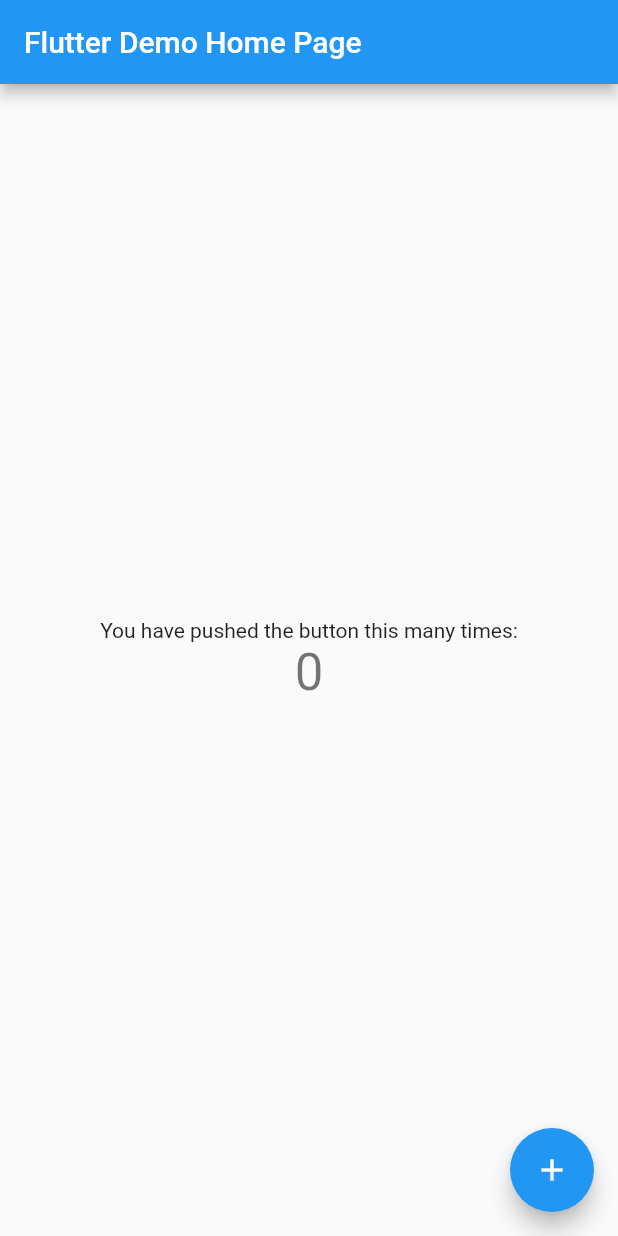
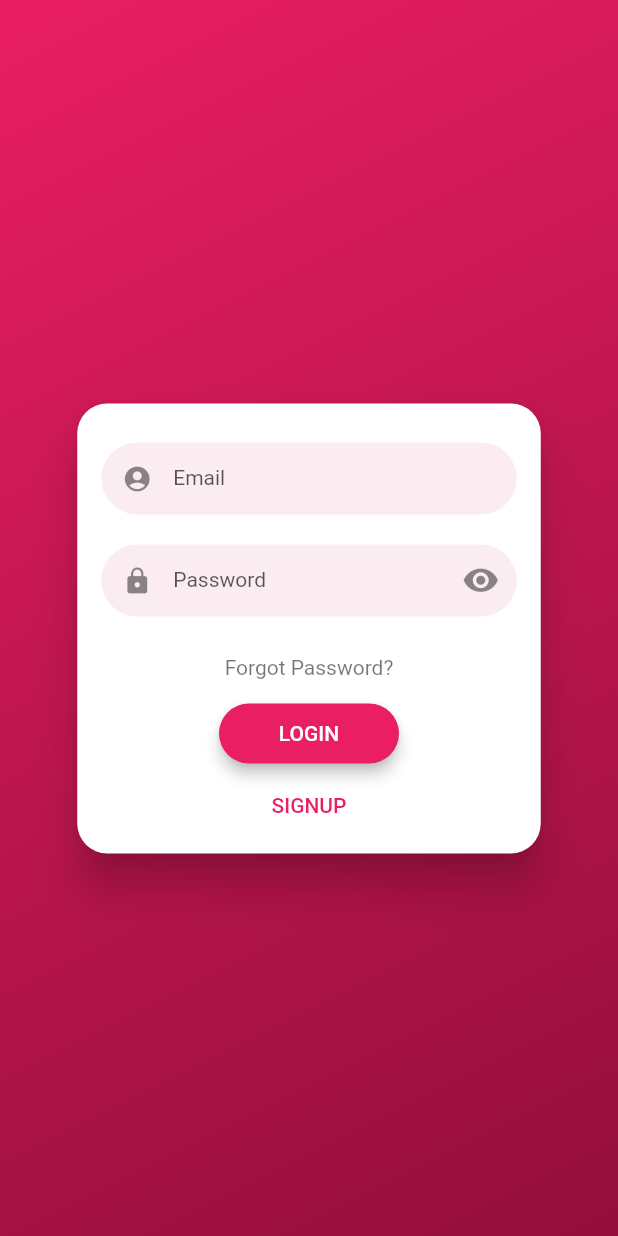
Before and after one commit to savss624/SafeLink, a Flutter app: the screen it shows after launch, on a phone screen of 412 x 824 dp. Run offline on Flutter 3.47's test engine with Material 2 defaults, Android fonts, the phone set to English and light mode, and no system bars; drawn by our look-alikes of flutter_login; our stand-ins replace firebase_auth, firebase_core, flare_flutter, fluttertoast, hexcolor, shared_preferences; accounts and stored records are empty; Roboto replaces fonts that are missing (Fredoka One).

Commit message:
Firebase Login

```diff
--- /dev/null
+++ b/lib/authentication.dart
@@ -0,0 +1,163 @@
+import 'package:flutter/cupertino.dart';
+import 'package:flutter/material.dart';
+import 'package:flutter_login/flutter_login.dart';
+import 'package:flare_flutter/flare_actor.dart';
+import 'package:flutter/scheduler.dart' show timeDilation;
+import 'package:fluttertoast/fluttertoast.dart';
+import 'package:firebase_auth/firebase_auth.dart';
+import 'package:hexcolor/hexcolor.dart';
+import 'package:shared_preferences/shared_preferences.dart';
+import 'HomePage.dart';
+
+String email = '';
+
+class Authentication extends StatefulWidget {
+  @override
+  _AuthenticationState createState() => _AuthenticationState();
+}
+
+class _AuthenticationState extends State<Authentication> {
+  String password = '';
+  Duration get loginTime => Duration(milliseconds: timeDilation.ceil() * 2250);
+  Future<String> _loginUser(LoginData data) {
+    return Future.delayed(loginTime).then((_) {
+      return null;
+    });
+  }
+
+  Future<String> _recoverPassword(String name) {
+    return Future.delayed(loginTime).then((_) {
+      return null;
+    });
+  }
+
+  @override
+  Widget build(BuildContext context) {
+    double h = MediaQuery.of(context).size.height;
+    double w = MediaQuery.of(context).size.width;
+    return MaterialApp(
+      theme: ThemeData(
+        primarySwatch: Colors.pink,
+        accentColor: Colors.pink,
+        cursorColor: Colors.pink,
+      ),
+      home: Scaffold(
+        backgroundColor: Colors.white,
+        body: Stack(
+          children: [
+            Container(
+              height: h / 1.2,
+              width: w,
+              child: RotatedBox(
+                quarterTurns: 0,
+              ),
+            ),
+            Container(
+              margin: EdgeInsets.only(top: w / 4, left: w / 7),
+              child: Column(
+                crossAxisAlignment: CrossAxisAlignment.start,
+                mainAxisAlignment: MainAxisAlignment.start,
+                children: <Widget>[
+                  Text(
+                    "Welcome ",
+                    style: TextStyle(
+                      color: Colors.white,
+                      fontSize: 36,
+                      fontFamily: 'Fredoka One',
+                    ),
+                  ),
+                  Text(
+                    "Back ",
+                    style: TextStyle(
+                      color: Colors.white,
+                      fontSize: 36,
+                      fontFamily: 'Fredoka One',
+                    ),
+                  ),
+                ],
+              ),
+            ),
+            FlutterLogin(
+              title: "",
+              emailValidator: (value) {
+                if (!value.contains('@') || !value.endsWith('.com')) {
+                  return "Email must contain '@' and end with '.com'";
+                }
+                return null;
+              },
+              passwordValidator: (value) {
+                if (value.isEmpty || value.length < 6) {
+                  return 'Password is empty';
+                }
+                return null;
+              },
+              onLogin: (loginData) async {
+                email = loginData.name;
+                password = loginData.password;
+                try {
+                  UserCredential newUser = await FirebaseAuth.instance
+                      .signInWithEmailAndPassword(
+                          email: email, password: password);
+                  final prefs = await SharedPreferences.getInstance();
+                  prefs.remove('saferX_email');
+                  prefs.setString('saferX_email', email.toString());
+                  Fluttertoast.showToast(
+                      msg: "Logging In",
+                      toastLength: Toast.LENGTH_SHORT,
+                      gravity: ToastGravity.BOTTOM,
+                      timeInSecForIosWeb: 1,
+                      backgroundColor: Colors.black54,
+                      textColor: Colors.white,
+                      fontSize: 13.0);
+                  // Navigator.of(context).pushAndRemoveUntil(
+                  //     MaterialPageRoute(builder: (context) => NavBar()),
+                  //     (Route<dynamic> route) => false);
+                  Navigator.push(context,
+                      MaterialPageRoute(builder: (context) => NavBar()));
+                } catch (e) {
+                  print(e);
+                }
+                return _loginUser(loginData);
+              },
+              onSignup: (loginData) async {
+                email = loginData.name;
+                password = loginData.password;
+                try {
+                  final newUser = await FirebaseAuth.instance
+                      .createUserWithEmailAndPassword(
+                          email: email, password: password);
+                  Map<String, String> userDataMap = {
+                    "userName":
+                        loginData.name.substring(0, loginData.name.length - 10),
+                    "userEmail": loginData.name,
+                  };
+                  // DatabaseMethods databaseMethods = new DatabaseMethods();
+                  // databaseMethods.addUserInfo(userDataMap);
+                  Fluttertoast.showToast(
+                      msg: "Registered",
+                      toastLength: Toast.LENGTH_SHORT,
+                      gravity: ToastGravity.BOTTOM,
+                      timeInSecForIosWeb: 1,
+                      backgroundColor: Colors.black54,
+                      textColor: Colors.white,
+                      fontSize: 13.0);
+                  Navigator.push(
+                      context,
+                      MaterialPageRoute(
+                          builder: (context) => Authentication()));
+                } catch (e) {
+                  print(e);
+                }
+                return _loginUser(loginData);
+              },
+              onRecoverPassword: (email) {
+                //reset pw of email
+                return _recoverPassword(email);
+              },
+            ),
+          ],
+        ),
+      ),
+    );
+  }
+}
--- a/lib/main.dart
+++ b/lib/main.dart
@@ -1,117 +1,36 @@
 import 'package:flutter/material.dart';
+import 'package:flutter/rendering.dart';
+import 'authentication.dart';
+import 'package:firebase_core/firebase_core.dart';
+import 'package:shared_preferences/shared_preferences.dart';
+import 'HomePage.dart';
+import 'dart:ui' as ui;
+import 'package:flutter/services.dart';
 
-void main() {
-  runApp(MyApp());
+Future main() async {
+  RenderErrorBox.backgroundColor = Colors.white;
+  RenderErrorBox.textStyle = ui.TextStyle(color: Colors.white);
+  WidgetsFlutterBinding.ensureInitialized();
+  await Firebase.initializeApp();
+  SharedPreferences prefs = await SharedPreferences.getInstance();
+  var status = prefs.getString('saferX_email');
+  if (status != null) {
+    email = status.toString();
+  }
+  final systemTheme = SystemUiOverlayStyle.light.copyWith(
+    systemNavigationBarColor: Colors.purple,
+    systemNavigationBarIconBrightness: Brightness.light,
+  );
+  SystemChrome.setSystemUIOverlayStyle(systemTheme);
+  runApp(MyApp(status: status));
 }
 
 class MyApp extends StatelessWidget {
-  // This widget is the root of your application.
-  @override
-  Widget build(BuildContext context) {
-    return MaterialApp(
-      title: 'Flutter Demo',
-      theme: ThemeData(
-        // This is the theme of your application.
-        //
-        // Try running your application with "flutter run". You'll see the
-        // application has a blue toolbar. Then, without quitting the app, try
-        // changing the primarySwatch below to Colors.green and then invoke
-        // "hot reload" (press "r" in the console where you ran "flutter run",
-        // or simply save your changes to "hot reload" in a Flutter IDE).
-        // Notice that the counter didn't reset back to zero; the application
-        // is not restarted.
-        primarySwatch: Colors.blue,
-        // This makes the visual density adapt to the platform that you run
-        // the app on. For desktop platforms, the controls will be smaller and
-        // closer together (more dense) than on mobile platforms.
-        visualDensity: VisualDensity.adaptivePlatformDensity,
-      ),
-      home: MyHomePage(title: 'Flutter Demo Home Page'),
-    );
-  }
-}
-
-class MyHomePage extends StatefulWidget {
-  MyHomePage({Key key, this.title}) : super(key: key);
-
-  // This widget is the home page of your application. It is stateful, meaning
-  // that it has a State object (defined below) that contains fields that affect
-  // how it looks.
-
-  // This class is the configuration for the state. It holds the values (in this
-  // case the title) provided by the parent (in this case the App widget) and
-  // used by the build method of the State. Fields in a Widget subclass are
-  // always marked "final".
-
-  final String title;
-
-  @override
-  _MyHomePageState createState() => _MyHomePageState();
-}
-
-class _MyHomePageState extends State<MyHomePage> {
-  int _counter = 0;
-
-  void _incrementCounter() {
-    setState(() {
-      // This call to setState tells the Flutter framework that something has
-      // changed in this State, which causes it to rerun the build method below
-      // so that the display can reflect the updated values. If we changed
-      // _counter without calling setState(), then the build method would not be
-      // called again, and so nothing would appear to happen.
-      _counter++;
-    });
-  }
+  var status;
+  MyApp({this.status});
 
   @override
   Widget build(BuildContext context) {
-    // This method is rerun every time setState is called, for instance as done
-    // by the _incrementCounter method above.
-    //
-    // The Flutter framework has been optimized to make rerunning build methods
-    // fast, so that you can just rebuild anything that needs updating rather
-    // than having to individually change instances of widgets.
-    return Scaffold(
-      appBar: AppBar(
-        // Here we take the value from the MyHomePage object that was created by
-        // the App.build method, and use it to set our appbar title.
-        title: Text(widget.title),
-      ),
-      body: Center(
-        // Center is a layout widget. It takes a single child and positions it
-        // in the middle of the parent.
-        child: Column(
-          // Column is also a layout widget. It takes a list of children and
-          // arranges them vertically. By default, it sizes itself to fit its
-          // children horizontally, and tries to be as tall as its parent.
-          //
-          // Invoke "debug painting" (press "p" in the console, choose the
-          // "Toggle Debug Paint" action from the Flutter Inspector in Android
-          // Studio, or the "Toggle Debug Paint" command in Visual Studio Code)
-          // to see the wireframe for each widget.
-          //
-          // Column has various properties to control how it sizes itself and
-          // how it positions its children. Here we use mainAxisAlignment to
-          // center the children vertically; the main axis here is the vertical
-          // axis because Columns are vertical (the cross axis would be
-          // horizontal).
-          mainAxisAlignment: MainAxisAlignment.center,
-          children: <Widget>[
-            Text(
-              'You have pushed the button this many times:',
-            ),
-            Text(
-              '$_counter',
-              style: Theme.of(context).textTheme.headline4,
-            ),
-          ],
-        ),
-      ),
-      floatingActionButton: FloatingActionButton(
-        onPressed: _incrementCounter,
-        tooltip: 'Increment',
-        child: Icon(Icons.add),
-      ), // This trailing comma makes auto-formatting nicer for build methods.
-    );
+    return MaterialApp(home: status == null ? Authentication() : NavBar());
   }
 }
```
Also changed, not shown: lib/HomePage.dart (added, +23 -0 lines), pubspec.yaml (+7 -0 lines), pubspec.lock, 3 other files.
